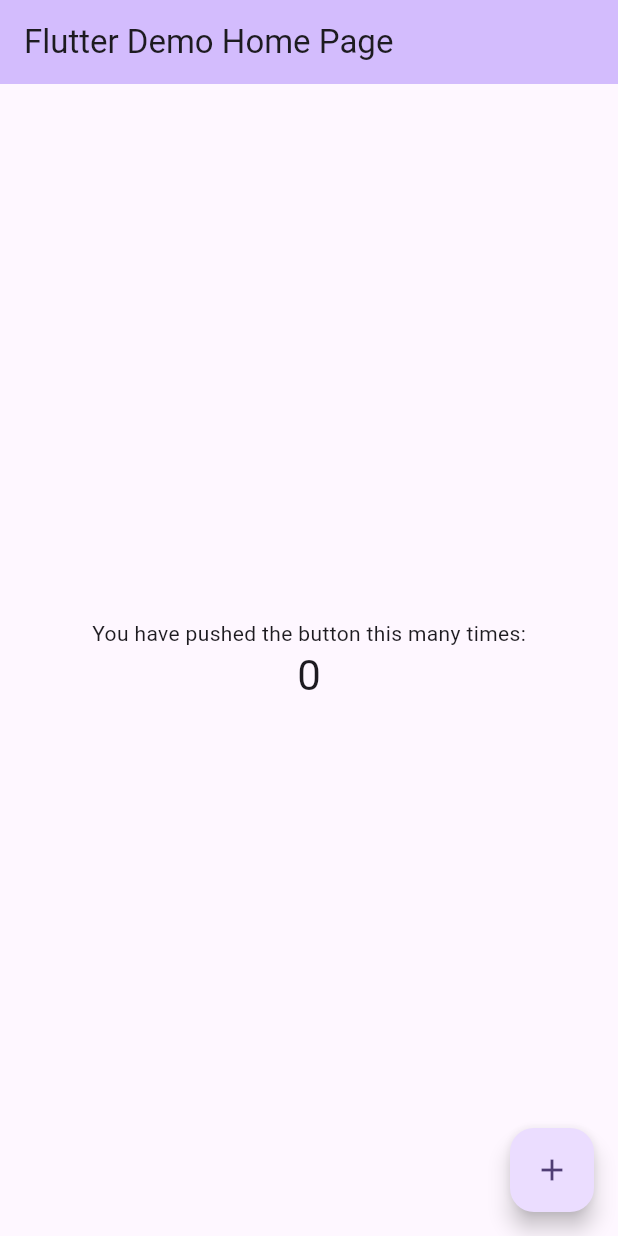
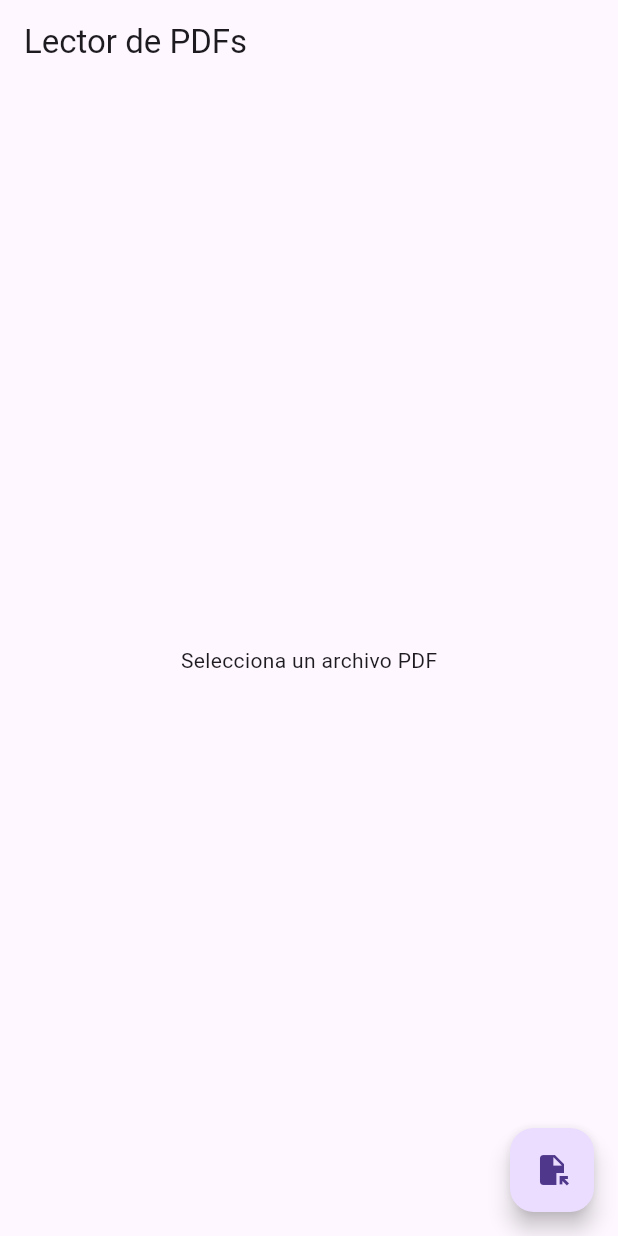
Before and after one commit to Lautarolpz98/flutter_pdf_reader, a Flutter app: the screen it shows after launch, on a phone screen of 412 x 824 dp. Run offline on Flutter 3.47's test engine with Material 3 defaults, Android fonts, the phone set to English and light mode, and no system bars; our stand-ins replace file_picker; missing offline and left inert: flutter_pdfview.

Commit message:
Implementación de lector de PDF con almacenamiento local

```diff
--- a/lib/main.dart
+++ b/lib/main.dart
@@ -1,125 +1,97 @@
+import 'dart:io';
 import 'package:flutter/material.dart';
+import 'package:file_picker/file_picker.dart';
+import 'package:flutter_pdfview/flutter_pdfview.dart';
 
 void main() {
-  runApp(const MyApp());
+  runApp(MyApp());
 }
 
 class MyApp extends StatelessWidget {
-  const MyApp({super.key});
-
-  // This widget is the root of your application.
   @override
   Widget build(BuildContext context) {
     return MaterialApp(
-      title: 'Flutter Demo',
-      theme: ThemeData(
-        // This is the theme of your application.
-        //
-        // TRY THIS: Try running your application with "flutter run". You'll see
-        // the application has a purple toolbar. Then, without quitting the app,
-        // try changing the seedColor in the colorScheme below to Colors.green
-        // and then invoke "hot reload" (save your changes or press the "hot
-        // reload" button in a Flutter-supported IDE, or press "r" if you used
-        // the command line to start the app).
-        //
-        // Notice that the counter didn't reset back to zero; the application
-        // state is not lost during the reload. To reset the state, use hot
-        // restart instead.
-        //
-        // This works for code too, not just values: Most code changes can be
-        // tested with just a hot reload.
-        colorScheme: ColorScheme.fromSeed(seedColor: Colors.deepPurple),
-        useMaterial3: true,
-      ),
-      home: const MyHomePage(title: 'Flutter Demo Home Page'),
+      debugShowCheckedModeBanner: false,
+      home: HomePage(),
     );
   }
 }
 
-class MyHomePage extends StatefulWidget {
-  const MyHomePage({super.key, required this.title});
-
-  // This widget is the home page of your application. It is stateful, meaning
-  // that it has a State object (defined below) that contains fields that affect
-  // how it looks.
-
-  // This class is the configuration for the state. It holds the values (in this
-  // case the title) provided by the parent (in this case the App widget) and
-  // used by the build method of the State. Fields in a Widget subclass are
-  // always marked "final".
-
-  final String title;
-
+class HomePage extends StatefulWidget {
   @override
-  State<MyHomePage> createState() => _MyHomePageState();
+  _HomePageState createState() => _HomePageState();
 }
 
-class _MyHomePageState extends State<MyHomePage> {
-  int _counter = 0;
+class _HomePageState extends State<HomePage> {
+  String? filePath;
 
-  void _incrementCounter() {
-    setState(() {
-      // This call to setState tells the Flutter framework that something has
-      // changed in this State, which causes it to rerun the build method below
-      // so that the display can reflect the updated values. If we changed
-      // _counter without calling setState(), then the build method would not be
-      // called again, and so nothing would appear to happen.
-      _counter++;
-    });
+  Future<void> pickFile() async {
+    // Abrir el selector de archivos
+    FilePickerResult? result = await FilePicker.platform.pickFiles(
+      type: FileType.custom,
+      allowedExtensions: ['pdf'],
+    );
+
+    if (result != null) {
+      setState(() {
+        filePath = result.files.single.path; // Ruta del archivo seleccionado
+      });
+    } else {
+      // Usuario canceló la selección
+      ScaffoldMessenger.of(context).showSnackBar(
+        SnackBar(content: Text("No seleccionaste ningún archivo")),
+      );
+    }
   }
 
   @override
   Widget build(BuildContext context) {
-    // This method is rerun every time setState is called, for instance as done
-    // by the _incrementCounter method above.
-    //
-    // The Flutter framework has been optimized to make rerunning build methods
-    // fast, so that you can just rebuild anything that needs updating rather
-    // than having to individually change instances of widgets.
     return Scaffold(
       appBar: AppBar(
-        // TRY THIS: Try changing the color here to a specific color (to
-        // Colors.amber, perhaps?) and trigger a hot reload to see the AppBar
-        // change color while the other colors stay the same.
-        backgroundColor: Theme.of(context).colorScheme.inversePrimary,
-        // Here we take the value from the MyHomePage object that was created by
-        // the App.build method, and use it to set our appbar title.
-        title: Text(widget.title),
+        title: Text("Lector de PDFs"),
       ),
       body: Center(
-        // Center is a layout widget. It takes a single child and positions it
-        // in the middle of the parent.
-        child: Column(
-          // Column is also a layout widget. It takes a list of children and
-          // arranges them vertically. By default, it sizes itself to fit its
-          // children horizontally, and tries to be as tall as its parent.
-          //
-          // Column has various properties to control how it sizes itself and
-          // how it positions its children. Here we use mainAxisAlignment to
-          // center the children vertically; the main axis here is the vertical
-          // axis because Columns are vertical (the cross axis would be
-          // horizontal).
-          //
-          // TRY THIS: Invoke "debug painting" (choose the "Toggle Debug Paint"
-          // action in the IDE, or press "p" in the console), to see the
-          // wireframe for each widget.
-          mainAxisAlignment: MainAxisAlignment.center,
-          children: <Widget>[
-            const Text(
-              'You have pushed the button this many times:',
-            ),
-            Text(
-              '$_counter',
-              style: Theme.of(context).textTheme.headlineMedium,
-            ),
-          ],
-        ),
+        child: filePath == null
+            ? Text("Selecciona un archivo PDF")
+            : ElevatedButton(
+                onPressed: () {
+                  Navigator.push(
+                    context,
+                    MaterialPageRoute(
+                      builder: (context) => PDFViewerPage(filePath: filePath!),
+                    ),
+                  );
+                },
+                child: Text("Abrir PDF"),
+              ),
       ),
       floatingActionButton: FloatingActionButton(
-        onPressed: _incrementCounter,
-        tooltip: 'Increment',
-        child: const Icon(Icons.add),
-      ), // This trailing comma makes auto-formatting nicer for build methods.
+        onPressed: pickFile,
+        child: Icon(Icons.file_open),
+        tooltip: "Seleccionar PDF",
+      ),
     );
   }
 }
+
+class PDFViewerPage extends StatelessWidget {
+  final String filePath;
+
+  PDFViewerPage({required this.filePath});
+
+  @override
+  Widget build(BuildContext context) {
+    return Scaffold(
+      appBar: AppBar(
+        title: Text("Visualizador de PDF"),
+      ),
+      body: PDFView(
+        filePath: filePath,
+        enableSwipe: true,
+        swipeHorizontal: true,
+        autoSpacing: false,
+        pageFling: true,
+      ),
+    );
+  }
+}
```
Also changed, not shown: pubspec.yaml (+5 -16 lines), pubspec.lock, 6 other files.
